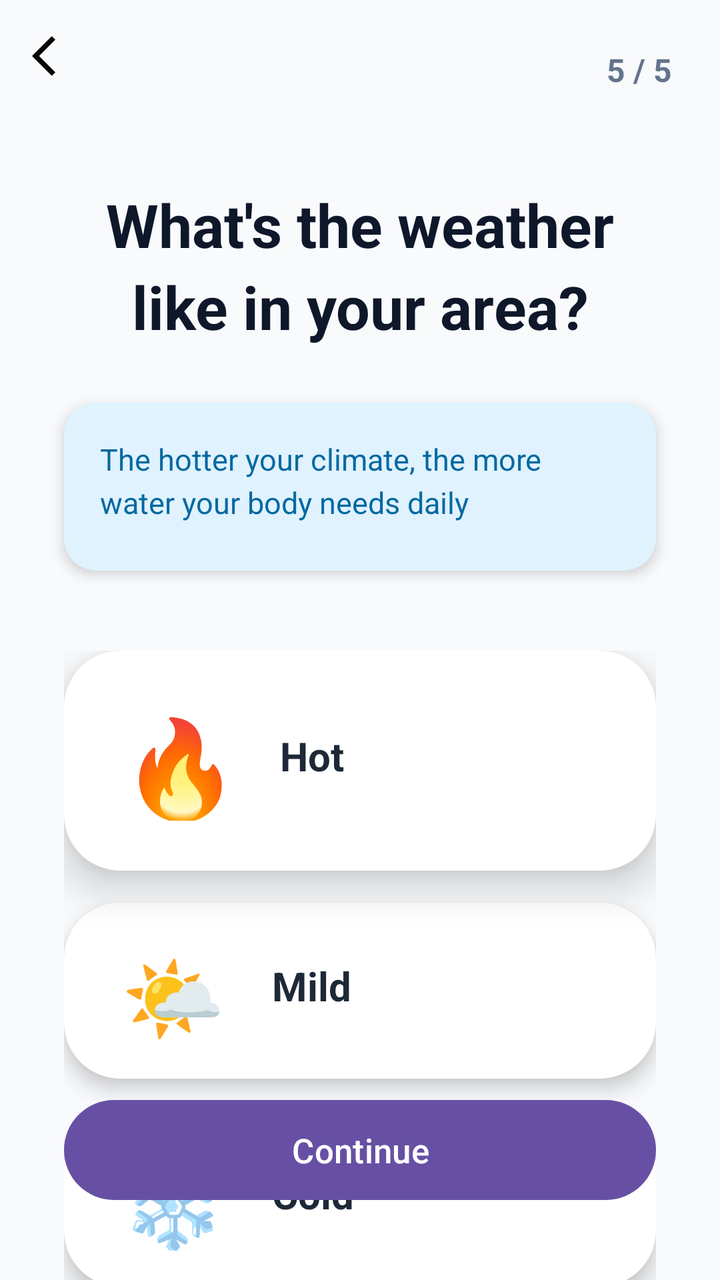
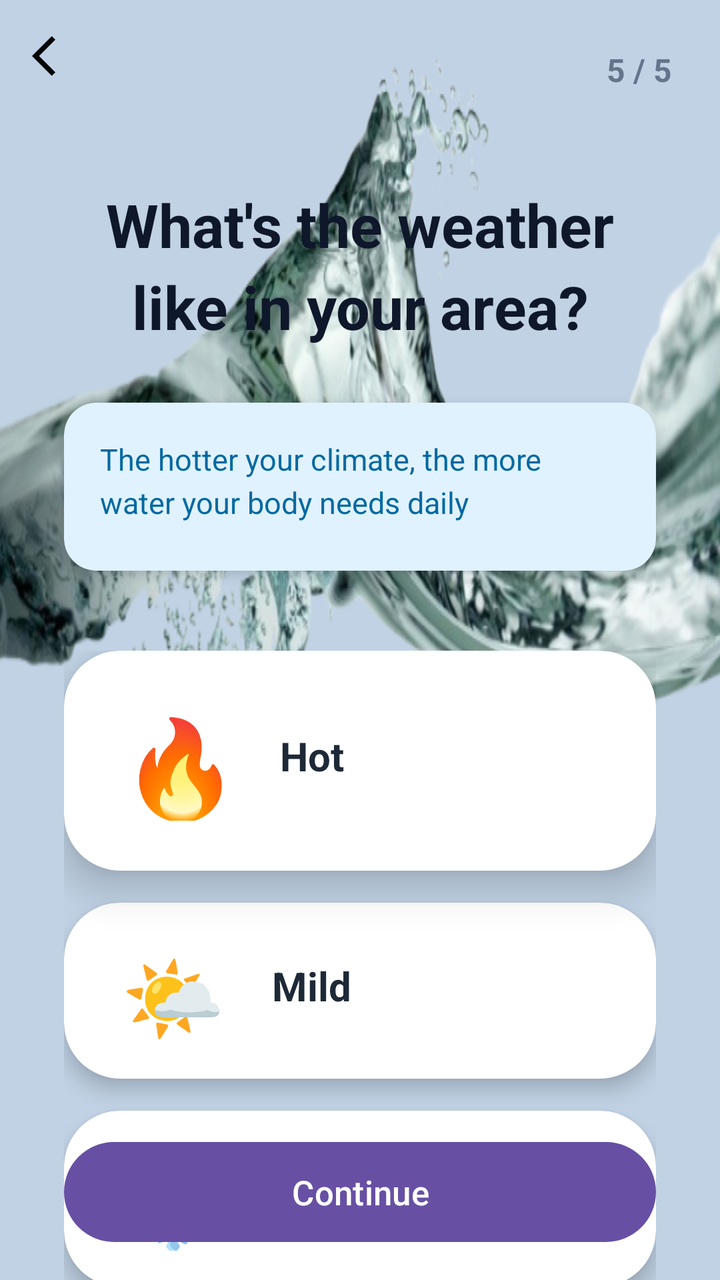

Compare the two renders of this Android layout. The source of the first and the diff that turns it into the second are given below.
<!-- AndroidManifest.xml: application theme Theme.WaterReminder -->
<!-- res/layout/activity_weather_selection.xml -->
<?xml version="1.0" encoding="utf-8"?>
<androidx.constraintlayout.widget.ConstraintLayout xmlns:android="http://schemas.android.com/apk/res/android"
    xmlns:app="http://schemas.android.com/apk/res-auto"
    android:layout_width="match_parent"
    android:layout_height="match_parent"
    android:background="#F8FAFC">

    
    <ImageView
        android:id="@+id/btn_back"
        android:layout_width="wrap_content"
        android:layout_height="wrap_content"
        android:src="@drawable/baseline_arrow_back_ios_24"
        android:padding="16dp"
        app:layout_constraintTop_toTopOf="parent"
        app:layout_constraintStart_toStartOf="parent" />

    <TextView
        android:id="@+id/tv_step"
        android:layout_width="wrap_content"
        android:layout_height="wrap_content"
        android:text="5 / 5"
        android:textSize="16sp"
        android:textColor="#64748B"
        android:textStyle="bold"
        app:layout_constraintTop_toTopOf="parent"
        app:layout_constraintEnd_toEndOf="parent"
        android:layout_marginTop="24dp"
        android:layout_marginEnd="24dp" />

    
    <TextView
        android:id="@+id/tv_title"
        android:layout_width="0dp"
        android:layout_height="wrap_content"
        android:text="What's the weather like in your area?"
        android:textSize="30sp"
        android:textColor="#0F172A"
        android:textStyle="bold"
        android:gravity="center"
        android:lineSpacingExtra="6dp"
        app:layout_constraintTop_toBottomOf="@id/btn_back"
        app:layout_constraintStart_toStartOf="parent"
        app:layout_constraintEnd_toEndOf="parent"
        android:layout_marginTop="36dp"
        android:layout_marginHorizontal="32dp" />

    
    <androidx.cardview.widget.CardView
        android:id="@+id/info_card"
        android:layout_width="0dp"
        android:layout_height="wrap_content"
        app:cardCornerRadius="16dp"
        app:cardElevation="4dp"
        app:cardBackgroundColor="#E0F2FE"
        android:layout_marginHorizontal="32dp"
        app:layout_constraintTop_toBottomOf="@id/tv_title"
        app:layout_constraintStart_toStartOf="parent"
        app:layout_constraintEnd_toEndOf="parent"
        android:layout_marginTop="28dp">

        <LinearLayout
            android:layout_width="match_parent"
            android:layout_height="wrap_content"
            android:orientation="horizontal"
            android:padding="18dp"
            android:gravity="center_vertical">

            <TextView
                android:layout_width="0dp"
                android:layout_weight="5"
                android:layout_height="48dp"
                android:text="The hotter your climate, the more water your body needs daily"
                android:textSize="15sp"
                android:textColor="#0369A1"
                android:lineSpacingExtra="4dp" />

        </LinearLayout>
    </androidx.cardview.widget.CardView>

    
    <LinearLayout
        android:layout_width="0dp"
        android:layout_height="wrap_content"
        android:orientation="vertical"
        app:layout_constraintTop_toBottomOf="@id/info_card"
        app:layout_constraintStart_toStartOf="parent"
        app:layout_constraintEnd_toEndOf="parent"
        android:layout_marginTop="40dp"
        android:layout_marginHorizontal="32dp">

        
        <androidx.cardview.widget.CardView
            android:id="@+id/temptHot"
            android:layout_width="match_parent"
            android:layout_height="110dp"
            app:cardCornerRadius="28dp"
            app:cardElevation="12dp"
            app:cardBackgroundColor="#FFFFFF"
            android:layout_marginBottom="16dp">

            <LinearLayout
                android:layout_width="match_parent"
                android:layout_height="match_parent"
                android:orientation="horizontal"
                android:gravity="center_vertical"
                android:paddingHorizontal="28dp">

                <TextView
                    android:layout_width="60dp"
                    android:layout_height="60dp"
                    android:text="🔥"
                    android:textSize="48sp"
                    android:gravity="center" />

                <TextView
                    android:layout_width="0dp"
                    android:layout_height="32dp"
                    android:layout_weight="1"
                    android:text="Hot"
                    android:textSize="20sp"
                    android:textColor="#1E2937"
                    android:textStyle="bold"
                    android:layout_marginStart="20dp" />

            </LinearLayout>
        </androidx.cardview.widget.CardView>

        
        <androidx.cardview.widget.CardView
            android:id="@+id/temptMild"
            android:layout_width="match_parent"
            android:layout_height="88dp"
            app:cardCornerRadius="28dp"
            app:cardElevation="6dp"
            app:cardBackgroundColor="#FFFFFF"
            android:layout_marginBottom="16dp">

            <LinearLayout
                android:layout_width="match_parent"
                android:layout_height="match_parent"
                android:orientation="horizontal"
                android:gravity="center_vertical"
                android:paddingHorizontal="28dp">

                <TextView
                    android:layout_width="52dp"
                    android:layout_height="52dp"
                    android:text="🌤️"
                    android:textSize="42sp"
                    android:gravity="center" />

                <TextView
                    android:layout_width="0dp"
                    android:layout_height="32dp"
                    android:layout_weight="1"
                    android:text="Mild"
                    android:textSize="20sp"
                    android:textColor="#1E2937"
                    android:textStyle="bold"
                    android:layout_marginStart="24dp" />

            </LinearLayout>
        </androidx.cardview.widget.CardView>

        
        <androidx.cardview.widget.CardView
            android:id="@+id/temptCold"
            android:layout_width="match_parent"
            android:layout_height="88dp"
            app:cardCornerRadius="28dp"
            app:cardElevation="6dp"
            app:cardBackgroundColor="#FFFFFF">

            <LinearLayout
                android:layout_width="match_parent"
                android:layout_height="match_parent"
                android:orientation="horizontal"
                android:gravity="center_vertical"
                android:paddingHorizontal="28dp">

                <TextView
                    android:layout_width="52dp"
                    android:layout_height="52dp"
                    android:text="❄️"
                    android:textSize="42sp"
                    android:gravity="center" />

                <TextView
                    android:layout_width="0dp"
                    android:layout_height="32dp"
                    android:layout_weight="1"
                    android:text="Cold"
                    android:textSize="20sp"
                    android:textColor="#1E2937"
                    android:textStyle="bold"
                    android:layout_marginStart="24dp" />

            </LinearLayout>
        </androidx.cardview.widget.CardView>

    </LinearLayout>

    
    <com.google.android.material.button.MaterialButton
        android:id="@+id/btn_next"
        android:layout_width="0dp"
        android:layout_height="58dp"
        android:text="Continue"
        android:textSize="17sp"
        app:cornerRadius="30dp"
        app:layout_constraintBottom_toBottomOf="parent"
        app:layout_constraintStart_toStartOf="parent"
        app:layout_constraintEnd_toEndOf="parent"
        android:layout_marginHorizontal="32dp"
        android:layout_marginBottom="36dp" />

</androidx.constraintlayout.widget.ConstraintLayout>
<!-- resources referenced by this layout -->
<resources>
  <!-- drawable baseline_arrow_back_ios_24 (drawable) -->
  <vector xmlns:android="http://schemas.android.com/apk/res/android" android:autoMirrored="true" android:height="24dp" android:tint="#050505" android:viewportHeight="24" android:viewportWidth="24" android:width="24dp">
        
      <path android:fillColor="@android:color/white" android:pathData="M11.67,3.87L9.9,2.1 0,12l9.9,9.9 1.77,-1.77L3.54,12z"/>
      
  </vector>
  <style name="Theme.WaterReminder" parent="Base.Theme.WaterReminder" />
  <style name="Base.Theme.WaterReminder" parent="Theme.Material3.DayNight.NoActionBar">
          
          
      </style>
</resources>

<!-- the commit's change to res/layout/activity_weather_selection.xml (unified diff, before → after) -->
@@ -3,7 +3,16 @@
     xmlns:app="http://schemas.android.com/apk/res-auto"
     android:layout_width="match_parent"
     android:layout_height="match_parent"
-    android:background="#F8FAFC">
+    xmlns:tools="http://schemas.android.com/tools"
+    android:background="#C0D2E4">
+
+    <ImageView
+        android:layout_width="wrap_content"
+        android:layout_height="0dp"
+        android:background="@drawable/bgwater"
+        tools:ignore="MissingConstraints"
+        tools:layout_editor_absoluteX="0dp"
+        tools:layout_editor_absoluteY="290dp" />
 
     
     <ImageView
@@ -213,6 +222,6 @@
         app:layout_constraintStart_toStartOf="parent"
         app:layout_constraintEnd_toEndOf="parent"
         android:layout_marginHorizontal="32dp"
-        android:layout_marginBottom="36dp" />
+        android:layout_marginBottom="15dp" />
 
 </androidx.constraintlayout.widget.ConstraintLayout>
<!-- resource entries referenced after the edit -->
@@ -6,6 +6,7 @@
       <path android:fillColor="@android:color/white" android:pathData="M11.67,3.87L9.9,2.1 0,12l9.9,9.9 1.77,-1.77L3.54,12z"/>
       
   </vector>
+  <!-- drawable bgwater: png bitmap (drawable, 358820 bytes) -->
   <style name="Theme.WaterReminder" parent="Base.Theme.WaterReminder" />
   <style name="Base.Theme.WaterReminder" parent="Theme.Material3.DayNight.NoActionBar">
           
